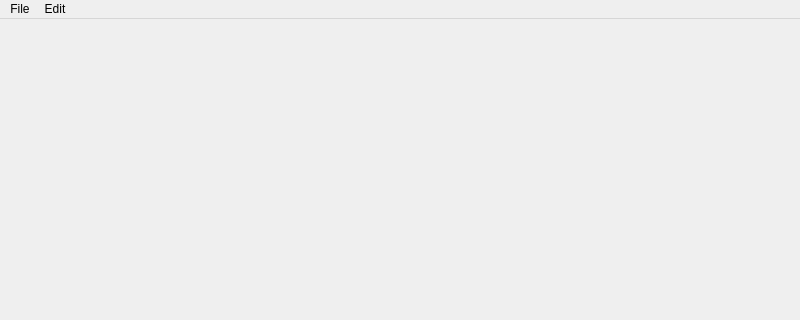
The window that mainwindow.ui (wimii2019/pm13102019) describes before a commit, drawn with Qt 5; both pictures show x 0 to 800 and y 0 to 320 of the 800 by 600 pixel window.
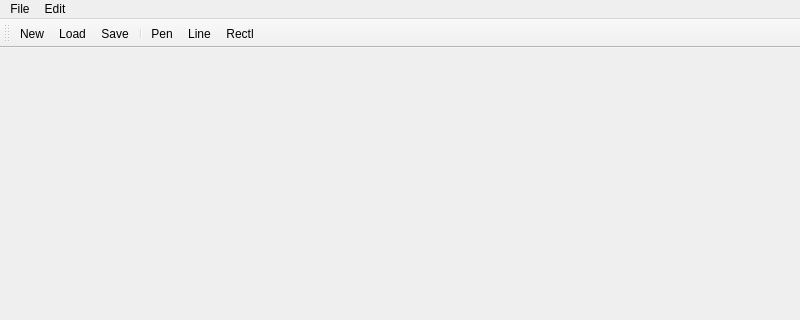
The same window after the commit. Icons and pictures are not drawn.

```diff
--- a/mainwindow.ui
+++ b/mainwindow.ui
@@ -45,6 +45,24 @@
    <addaction name="menuEdit"/>
   </widget>
   <widget class="QStatusBar" name="statusbar"/>
+  <widget class="QToolBar" name="toolBar">
+   <property name="windowTitle">
+    <string>toolBar</string>
+   </property>
+   <attribute name="toolBarArea">
+    <enum>TopToolBarArea</enum>
+   </attribute>
+   <attribute name="toolBarBreak">
+    <bool>false</bool>
+   </attribute>
+   <addaction name="actionNew"/>
+   <addaction name="actionLoad"/>
+   <addaction name="actionSave"/>
+   <addaction name="separator"/>
+   <addaction name="actionPen"/>
+   <addaction name="actionLine"/>
+   <addaction name="actionRectl"/>
+  </widget>
   <action name="actionNew">
    <property name="text">
     <string>New</string>
```
Left out of the diff: 24 changed lines with no effect on the pictures.
